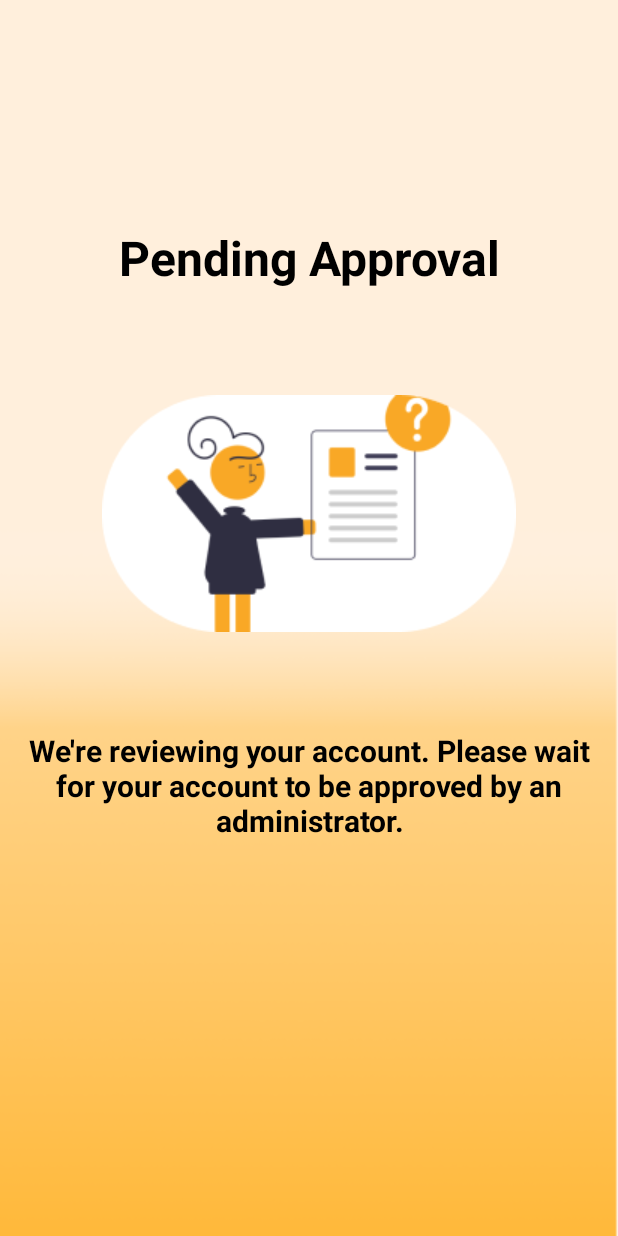
After one commit to leamsikram/qbytedoor, an Android app: the AccountReviewActivity screen opened directly, with no data from a screen before it, on a phone screen of 412 x 824 dp. The commit adds this screen. Run offline under Robolectric (Android 15) with nearby library versions, the phone set to English and light mode, and no system bars.

Commit message:
account review

```diff
--- a/app/src/main/AndroidManifest.xml
+++ b/app/src/main/AndroidManifest.xml
@@ -12,6 +12,9 @@
         android:supportsRtl="true"
         android:theme="@style/Theme.QByte"
         tools:targetApi="31">
+        <activity
+            android:name=".AccountReviewActivity"
+            android:exported="false" />
         <activity
             android:name=".BlockedUserActivity"
             android:exported="false" />
--- /dev/null
+++ b/app/src/main/java/com/example/qbyte/AccountReviewActivity.java
@@ -0,0 +1,24 @@
+package com.example.qbyte;
+
+import android.os.Bundle;
+
+import androidx.activity.EdgeToEdge;
+import androidx.appcompat.app.AppCompatActivity;
+import androidx.core.graphics.Insets;
+import androidx.core.view.ViewCompat;
+import androidx.core.view.WindowInsetsCompat;
+
+public class AccountReviewActivity extends AppCompatActivity {
+
+    @Override
+    protected void onCreate(Bundle savedInstanceState) {
+        super.onCreate(savedInstanceState);
+        EdgeToEdge.enable(this);
+        setContentView(R.layout.activity_account_review);
+        ViewCompat.setOnApplyWindowInsetsListener(findViewById(R.id.main), (v, insets) -> {
+            Insets systemBars = insets.getInsets(WindowInsetsCompat.Type.systemBars());
+            v.setPadding(systemBars.left, systemBars.top, systemBars.right, systemBars.bottom);
+            return insets;
+        });
+    }
+}
--- a/app/src/main/java/com/example/qbyte/AdminRegisterActivity.java
+++ b/app/src/main/java/com/example/qbyte/AdminRegisterActivity.java
@@ -6,14 +6,12 @@ import android.util.Log;
 import android.view.View;
 import android.widget.Button;
 import android.widget.EditText;
-import android.widget.ImageView;
 import android.widget.TextView;
+import android.widget.Toast;
 
 import androidx.activity.EdgeToEdge;
 import androidx.appcompat.app.AppCompatActivity;
 
-import com.example.qbyte.AdminDashboardActivity;
-import com.example.qbyte.R;
 import com.google.firebase.auth.FirebaseAuth;
 import com.google.firebase.auth.FirebaseUser;
 import com.google.firebase.firestore.FirebaseFirestore;
@@ -27,8 +25,7 @@ public class AdminRegisterActivity extends AppCompatActivity {
     private FirebaseFirestore db;
     private EditText adminName, emailInput, passwordInput, confirmPass;
     private Button adminRegisterBtn;
-
-    TextView adminLogin;
+    private TextView adminLogin;
 
     @Override
     protected void onCreate(Bundle savedInstanceState) {
@@ -77,14 +74,14 @@ public class AdminRegisterActivity extends AppCompatActivity {
         auth.createUserWithEmailAndPassword(email, password)
                 .addOnCompleteListener(this, task -> {
                     if (task.isSuccessful()) {
-                        // Sign in success
                         FirebaseUser user = auth.getCurrentUser();
 
-                        // Store the full name and admin status in Firestore
+                        // Store the full name, admin status, and approval status in Firestore
                         Map<String, Object> adminData = new HashMap<>();
                         adminData.put("fullName", name);
                         adminData.put("email", email);
                         adminData.put("isAdmin", true); // Indicate this user is an admin
+                        adminData.put("isApproved", false); // Admin approval status
 
                         assert user != null;
                         db.collection("admin")
@@ -92,17 +89,21 @@ public class AdminRegisterActivity extends AppCompatActivity {
                                 .set(adminData)
                                 .addOnSuccessListener(aVoid -> {
                                     Log.d("Firestore", "Admin data successfully written!");
-                                    // Redirect to the admin dashboard or another activity
-                                    Intent intent = new Intent(getApplicationContext(), AdminLoginActivity.class);
+
+                                    // Show a message to inform the user about approval requirement
+                                    Toast.makeText(this, "Registration successful! Your account is under review.", Toast.LENGTH_LONG).show();
+
+                                    // Sign out the user and redirect to AccountReviewActivity
+                                    auth.signOut();
+                                    Intent intent = new Intent(getApplicationContext(), AccountReviewActivity.class);
                                     startActivity(intent);
                                     finish();
                                 })
                                 .addOnFailureListener(e -> Log.w("Firestore", "Error writing document", e));
                     } else {
-                        // If sign in fails, display a message to the user.
                         Log.w("FirebaseAuth", "createUserWithEmail:failure", task.getException());
+                        Toast.makeText(this, "Registration failed: " + task.getException().getMessage(), Toast.LENGTH_SHORT).show();
                     }
                 });
     }
-
 }
--- /dev/null
+++ b/app/src/main/res/layout/activity_account_review.xml
@@ -0,0 +1,49 @@
+<?xml version="1.0" encoding="utf-8"?>
+<RelativeLayout xmlns:android="http://schemas.android.com/apk/res/android"
+    xmlns:app="http://schemas.android.com/apk/res-auto"
+    xmlns:tools="http://schemas.android.com/tools"
+    android:id="@+id/main"
+    android:layout_width="match_parent"
+    android:layout_height="match_parent"
+    android:background="@drawable/background1"
+    tools:context=".AccountReviewActivity">
+
+
+    <TextView
+        android:id="@+id/title"
+        android:layout_width="match_parent"
+        android:layout_height="wrap_content"
+        android:text="@string/pending"
+        android:layout_centerHorizontal="true"
+        android:gravity="center"
+        android:layout_marginTop="150dp"
+        android:textSize="32sp"
+        android:textStyle="bold"
+        android:textColor="@color/black"
+        />
+
+    <ImageView
+        android:id="@+id/pendingImg"
+        android:layout_width="wrap_content"
+        android:layout_height="wrap_content"
+        android:layout_below="@+id/title"
+        android:src="@drawable/pending_icon"
+        android:layout_centerHorizontal="true"
+        android:layout_marginTop="70dp"
+        />
+
+    <TextView
+        android:id="@+id/message"
+        android:layout_width="wrap_content"
+        android:layout_height="wrap_content"
+        android:layout_below="@id/pendingImg"
+        android:padding="15dp"
+        android:text="@string/review"
+        android:gravity="center"
+        android:layout_centerHorizontal="true"
+        android:textSize="20sp"
+        android:layout_marginTop="50dp"
+        android:textStyle="bold"
+        android:textColor="@color/black"/>
+
+</RelativeLayout>
--- a/app/src/main/res/values/strings.xml
+++ b/app/src/main/res/values/strings.xml
@@ -23,4 +23,6 @@
     <string name="members_information">Members Information</string>
     <string name="blocked_message">Your account is blocked. Please contact support.</string>
     <string name="blocked">Blocked</string>
+    <string name="pending">Pending Approval</string>
+    <string name="review">We\'re reviewing your account. Please wait for your account to be approved by an administrator.</string>
 </resources>
```
Also changed, not shown: app/src/main/res/drawable/pending_icon.png (added).
